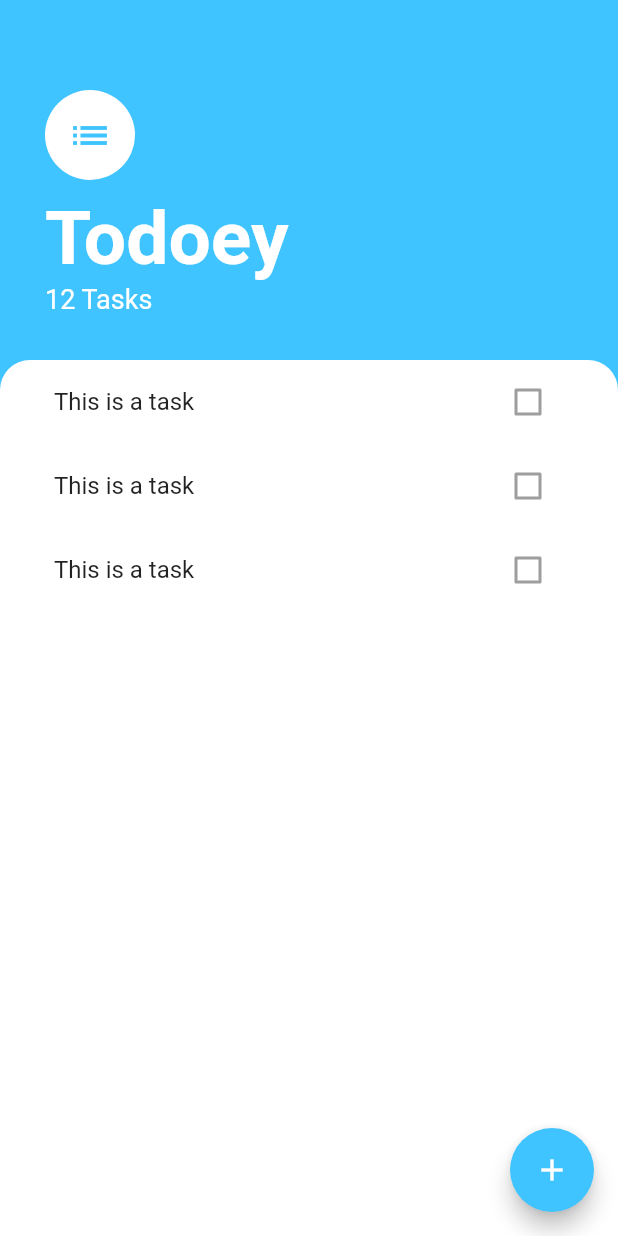
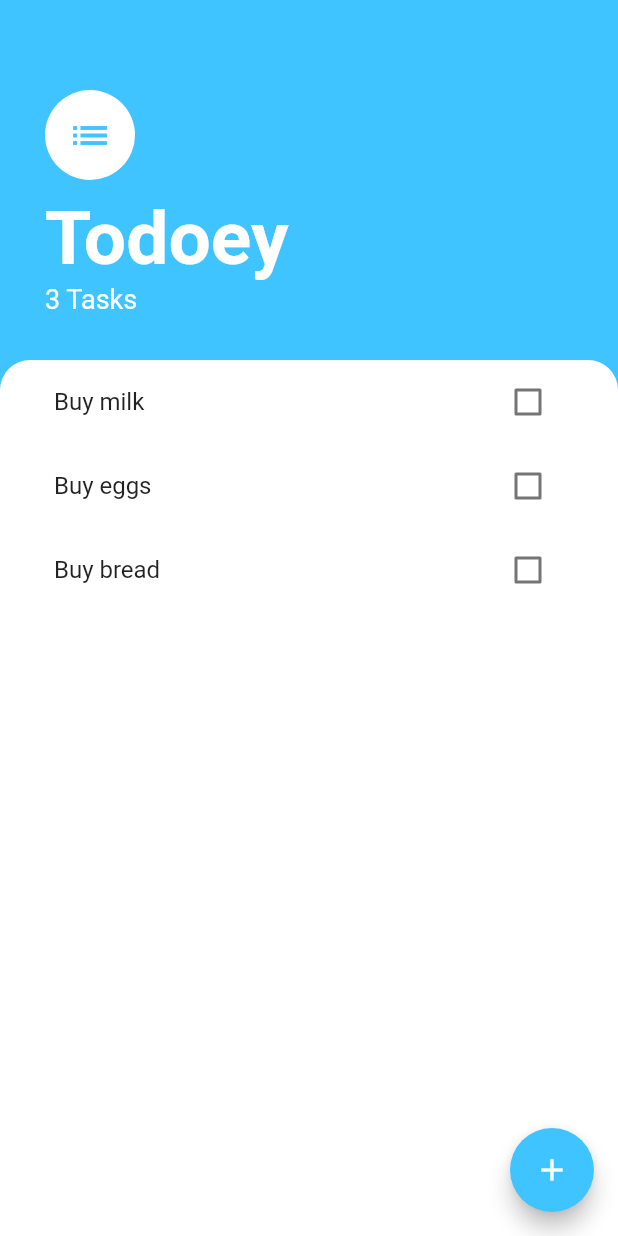
Before and after one commit to amlannath95/todoey-a-to-do-list-app-flutter, a Flutter app: the screen it shows after launch, on a phone screen of 412 x 824 dp. Run offline on Flutter 3.47's test engine with Material 2 defaults, Android fonts, the phone set to English and light mode, and no system bars.

Commit message:
Add task done. Checkbox done.

```diff
--- a/lib/main.dart
+++ b/lib/main.dart
@@ -1,13 +1,18 @@
 import 'package:flutter/material.dart';
 import 'package:fltodoeyatodolistflutter/screens/tasks_screen.dart';
+import 'package:provider/provider.dart';
+import 'models/task_data.dart';
 
 void main() => runApp(MyApp());
 
 class MyApp extends StatelessWidget {
   @override
   Widget build(BuildContext context) {
-    return MaterialApp(
-      home: TasksScreen(),
+    return ChangeNotifierProvider(
+      create: (context) => TaskData(),
+      child: MaterialApp(
+        home: TasksScreen(),
+      ),
     );
   }
 }
--- /dev/null
+++ b/lib/models/task.dart
@@ -0,0 +1,13 @@
+class Task {
+  final String name;
+  bool isDone;
+
+  Task(
+      {this.name,
+      this.isDone =
+          false}); //Since, by default all new tasks are not done hence isDone = false
+
+  void toggleDone() {
+    isDone = !isDone;
+  }
+}
--- /dev/null
+++ b/lib/models/task_data.dart
@@ -0,0 +1,30 @@
+import 'package:flutter/material.dart';
+import 'task.dart';
+import 'dart:collection';
+
+class TaskData extends ChangeNotifier {
+  List<Task> _tasks = [
+    Task(name: 'Buy milk'),
+    Task(name: 'Buy eggs'),
+    Task(name: 'Buy bread'),
+  ];
+
+  UnmodifiableListView<Task> get tasks {
+    return UnmodifiableListView(_tasks);
+  }
+
+  int get taskCount {
+    return _tasks.length;
+  }
+
+  void addTask({String newTaskTitle}) {
+    final task = Task(name: newTaskTitle);
+    _tasks.add(task);
+    notifyListeners();
+  }
+
+  void updateTask(Task task) {
+    task.toggleDone();
+    notifyListeners();
+  }
+}
--- a/lib/screens/tasks_screen.dart
+++ b/lib/screens/tasks_screen.dart
@@ -1,4 +1,10 @@
 import 'package:flutter/material.dart';
+import 'package:fltodoeyatodolistflutter/widgets/tasks_list.dart';
+import 'add_task_screen.dart';
+import 'package:fltodoeyatodolistflutter/models/task.dart';
+import 'package:fltodoeyatodolistflutter/widgets/tasks_list.dart';
+import 'package:provider/provider.dart';
+import 'package:fltodoeyatodolistflutter/models/task_data.dart';
 
 class TasksScreen extends StatelessWidget {
   @override
@@ -6,6 +12,12 @@ class TasksScreen extends StatelessWidget {
     return Scaffold(
       backgroundColor: Colors.lightBlueAccent,
       floatingActionButton: FloatingActionButton(
+        onPressed: () {
+          showModalBottomSheet(
+            context: context,
+            builder: (context) => AddTaskScreen(),
+          );
+        },
         backgroundColor: Colors.lightBlueAccent,
         child: Icon(
           Icons.add,
@@ -40,7 +52,7 @@ class TasksScreen extends StatelessWidget {
                   ),
                 ),
                 Text(
-                  '12 Tasks',
+                  '${Provider.of<TaskData>(context).taskCount} Tasks',
                   style: TextStyle(
                     color: Colors.white,
                     fontSize: 18,
@@ -67,26 +79,3 @@ class TasksScreen extends StatelessWidget {
     );
   }
 }
-
-class TasksList extends StatelessWidget {
-  @override
-  Widget build(BuildContext context) {
-    return ListView(
-      children: <Widget>[
-        TaskTile(),
-        TaskTile(),
-        TaskTile(),
-      ],
-    );
-  }
-}
-
-class TaskTile extends StatelessWidget {
-  @override
-  Widget build(BuildContext context) {
-    return ListTile(
-      title: Text('This is a task'),
-      trailing: Checkbox(value: false, onChanged: null),
-    );
-  }
-}
--- /dev/null
+++ b/lib/widgets/task_tile.dart
@@ -0,0 +1,26 @@
+import 'package:fltodoeyatodolistflutter/widgets/tasks_list.dart';
+import 'package:flutter/material.dart';
+
+class TaskTile extends StatelessWidget {
+  final bool isChecked;
+  final String taskTitle;
+  final Function checkBoxCallBack;
+
+  TaskTile({this.isChecked, this.taskTitle, this.checkBoxCallBack});
+
+  @override
+  Widget build(BuildContext context) {
+    return ListTile(
+      title: Text(
+        taskTitle,
+        style: TextStyle(
+            decoration: isChecked ? TextDecoration.lineThrough : null),
+      ),
+      trailing: Checkbox(
+        value: isChecked,
+        onChanged: checkBoxCallBack,
+        activeColor: Colors.lightBlueAccent,
+      ),
+    );
+  }
+}
--- /dev/null
+++ b/lib/widgets/tasks_list.dart
@@ -0,0 +1,25 @@
+import 'package:flutter/material.dart';
+import 'task_tile.dart';
+import 'package:fltodoeyatodolistflutter/models/task_data.dart';
+import 'package:provider/provider.dart';
+
+class TasksList extends StatelessWidget {
+  @override
+  Widget build(BuildContext context) {
+    return Consumer<TaskData>(builder: (context, taskData, child) {
+      return ListView.builder(
+        itemBuilder: (context, index) {
+          final task = taskData.tasks[index];
+          return TaskTile(
+            taskTitle: task.name,
+            isChecked: task.isDone,
+            checkBoxCallBack: (bool checkBoxState) {
+              taskData.updateTask(task);
+            },
+          );
+        },
+        itemCount: taskData.taskCount,
+      );
+    });
+  }
+}
--- a/pubspec.yaml
+++ b/pubspec.yaml
@@ -23,6 +23,7 @@ dependencies:
   # The following adds the Cupertino Icons font to your application.
   # Use with the CupertinoIcons class for iOS style icons.
   cupertino_icons: ^0.1.2
+  provider: ^4.0.5
 
 dev_dependencies:
   flutter_test:
```
Also changed, not shown: lib/screens/add_task_screen.dart (added, +59 -0 lines), pubspec.lock.
